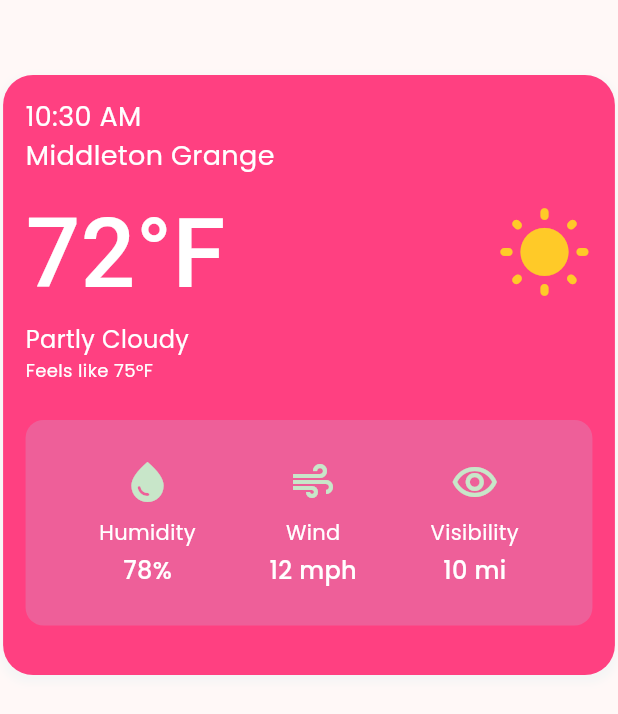
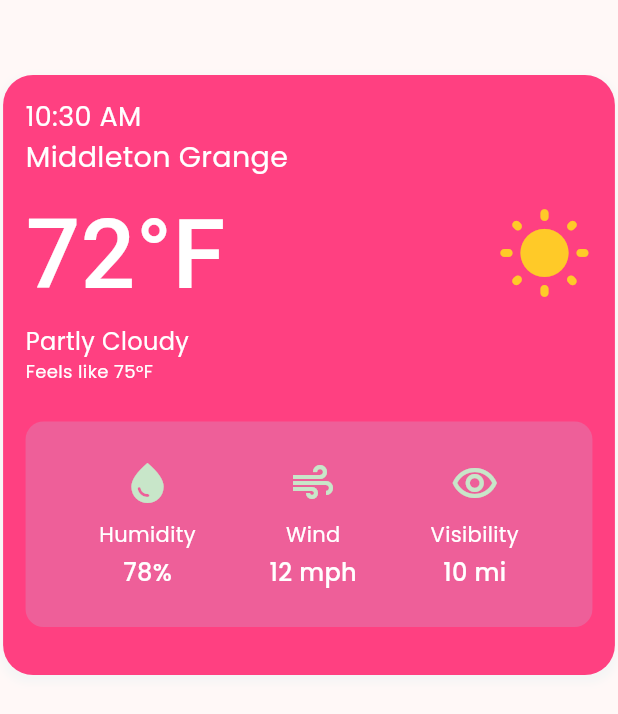
Before and after one commit to ChristineIO/weather_widget, a Flutter app: the screen it shows after launch, on a phone screen of 412 x 824 dp. Shown: the top 714 px of the screen. Run offline on Flutter 3.47's test engine with Material 3 defaults, Android fonts, the phone set to English and light mode, and no system bars; our stand-ins replace device_preview, google_fonts; Roboto replaces fonts that are missing (Rokkitt).

Commit message:
feat: old app

```diff
--- a/lib/views/widgets/weather_box.dart
+++ b/lib/views/widgets/weather_box.dart
@@ -14,12 +14,13 @@ class WeatherBox extends StatelessWidget {
   @override
   Widget build(BuildContext context) {
     final currentWidth = MediaQuery.of(context).size.width;
+    final scale = currentWidth / 390;
     return Column(
       children: [
         Container(
           alignment: Alignment.center,
           width: currentWidth * 0.99,
-          height: currentWidth < 600 ? 400 : 500,
+          height: currentWidth < 600 ? 400 : 1000,
           padding: const EdgeInsets.all(15),
           margin: const EdgeInsets.fromLTRB(0, 50, 0, 0),
           decoration: BoxDecoration(
@@ -47,7 +48,10 @@ class WeatherBox extends StatelessWidget {
                 Text(
                   'Middleton Grange',
                   textAlign: TextAlign.start,
-                  style: GoogleFonts.poppins(color: Colors.white, fontSize: 18),
+                  style: GoogleFonts.poppins(
+                    color: Colors.white,
+                    fontSize: (18 * scale).clamp(16, 22),
+                  ),
                 ),
                 const SizedBox(height: 6),
                 Row(
--- a/lib/views/widgets/weather_box_bottom_bar.dart
+++ b/lib/views/widgets/weather_box_bottom_bar.dart
@@ -1,5 +1,4 @@
 import 'package:flutter/material.dart';
-import 'package:google_fonts/google_fonts.dart';
 import 'package:weather_widget/views/widgets/weather_box_bottom_bar_item.dart';
 
 class WeatherBoxBottomBar extends StatelessWidget {
@@ -9,6 +8,7 @@ class WeatherBoxBottomBar extends StatelessWidget {
   Widget build(BuildContext context) {
     return Expanded(
       child: Container(
+        alignment: Alignment.bottomCenter,
         margin: const EdgeInsets.only(top: 25),
         padding: const EdgeInsets.symmetric(horizontal: 25, vertical: 25),
 
@@ -18,7 +18,7 @@ class WeatherBoxBottomBar extends StatelessWidget {
         ),
         child: Row(
           mainAxisAlignment: MainAxisAlignment.spaceEvenly,
-          crossAxisAlignment: CrossAxisAlignment.center,
+          crossAxisAlignment: CrossAxisAlignment.end,
           spacing: 25,
           children: const [
             WeatherBoxBottomBarItem(
```
Also changed, not shown: 2 other files.
